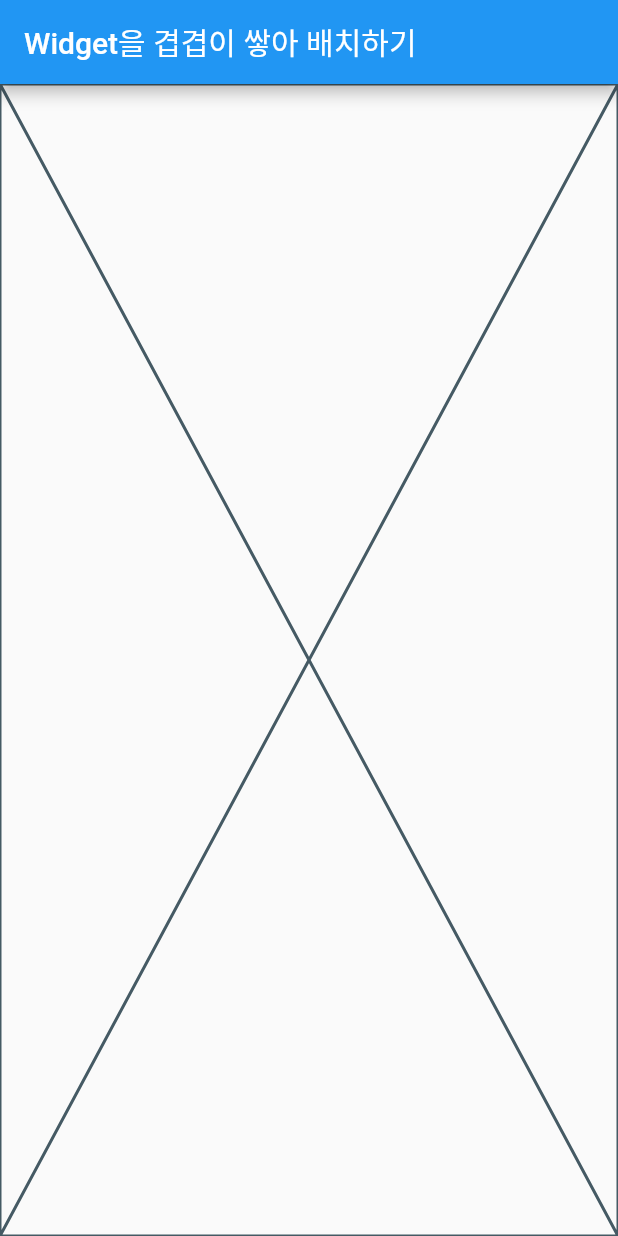
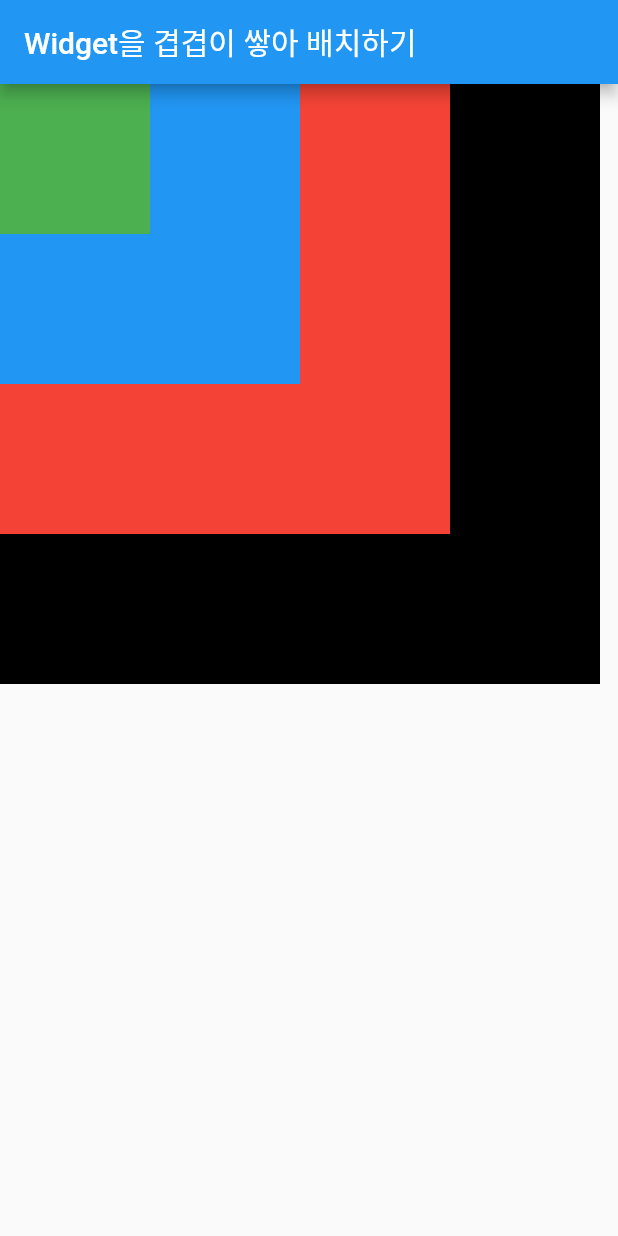
Before and after one commit to dongeranguk/flutter_example, a Flutter app: the screen it shows after launch, on a phone screen of 412 x 824 dp. Run offline on Flutter 3.47's test engine with Material 2 defaults, Android fonts, the phone set to English and light mode, and no system bars.

Commit message:
#8 - Stack 을 사용하여 Widget 을 겹겹이 배치하기
Container 안에 Container 를 선언하여 widget 을 겹겹이 쌓을 수도 있지만, flutter 에서 제공하는 기본 API 인 `Stack` 을 사용하면 코드가 간결해지고 유지보수 측면에서 좋을듯 하다.

`Stack` 은 FIFO 방식의 자료 구조인 Stack 과 이름만 같은게 아니라, 똑같은 방식으로 먼저 배치한 widget 을 맨 위로 올린다.

```diff
--- a/lib/main.dart
+++ b/lib/main.dart
@@ -16,6 +16,11 @@ class Body extends StatelessWidget {
 
   @override
   Widget build(BuildContext context) {
-    return Placeholder();
+    return Stack(children: [
+      Container(width: 400, height: 400, color: Colors.black,),
+      Container(width: 300, height: 300, color: Colors.red,),
+      Container(width: 200, height: 200, color: Colors.blue,),
+      Container(width: 100, height: 100, color: Colors.green,),
+    ],);
   }
 }
```
